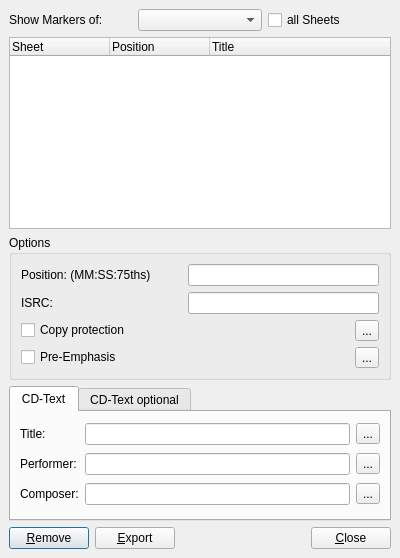
The window that src/traverso/ui/MarkerDialog.ui (ErwanLegrand/Traverso-DAW) describes before a commit, drawn with Qt 5.
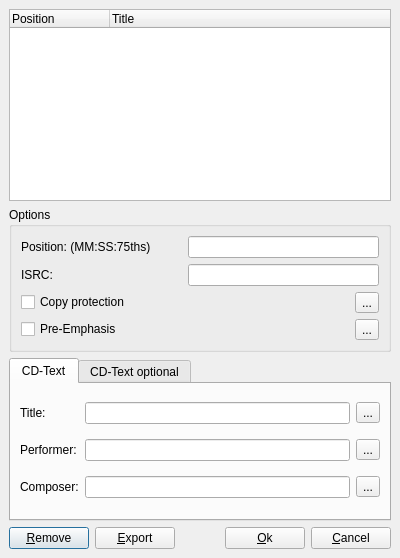
The same window after the commit. Icons and pictures are not drawn.

Commit message: * the marker dialog is now modal, which makes it more robust

```diff
--- a/src/traverso/ui/MarkerDialog.ui
+++ b/src/traverso/ui/MarkerDialog.ui
@@ -19,33 +19,9 @@
    <property name="spacing" >
     <number>6</number>
    </property>
-   <item>
-    <layout class="QHBoxLayout" >
-     <property name="margin" >
-      <number>0</number>
-     </property>
-     <property name="spacing" >
-      <number>6</number>
-     </property>
-     <item>
-      <widget class="QLabel" name="label_8" >
-       <property name="text" >
-        <string>Show Markers of:</string>
-       </property>
-      </widget>
-     </item>
-     <item>
-      <widget class="QComboBox" name="comboBoxDisplaySheet" />
-     </item>
-     <item>
-      <widget class="QCheckBox" name="checkBoxAllSheets" >
-       <property name="text" >
-        <string>all Sheets</string>
-       </property>
-      </widget>
-     </item>
-    </layout>
-   </item>
+   <property name="margin" >
+    <number>9</number>
+   </property>
    <item>
     <widget class="QTreeWidget" name="markersTreeWidget" >
      <property name="editTriggers" >
@@ -54,11 +30,6 @@
      <property name="rootIsDecorated" >
       <bool>false</bool>
      </property>
-     <column>
-      <property name="text" >
-       <string>Sheet</string>
-      </property>
-     </column>
      <column>
       <property name="text" >
        <string>Position</string>
@@ -322,12 +293,12 @@
    </item>
    <item>
     <layout class="QHBoxLayout" >
-     <property name="margin" >
-      <number>0</number>
-     </property>
      <property name="spacing" >
       <number>6</number>
      </property>
+     <property name="margin" >
+      <number>0</number>
+     </property>
      <item>
       <widget class="QPushButton" name="pushButtonRemove" >
        <property name="text" >
@@ -356,15 +327,22 @@
       </spacer>
      </item>
      <item>
-      <widget class="QPushButton" name="pushButtonClose" >
+      <widget class="QPushButton" name="pushButtonOk" >
        <property name="text" >
-        <string>&amp;Close</string>
+        <string>&amp;Ok</string>
        </property>
        <property name="autoDefault" >
         <bool>false</bool>
        </property>
       </widget>
      </item>
+     <item>
+      <widget class="QPushButton" name="pushButtonCancel" >
+       <property name="text" >
+        <string>&amp;Cancel</string>
+       </property>
+      </widget>
+     </item>
     </layout>
    </item>
   </layout>
```
Left out of the diff: 68 changed lines with no effect on the pictures. The commit also changes 4 other files.
